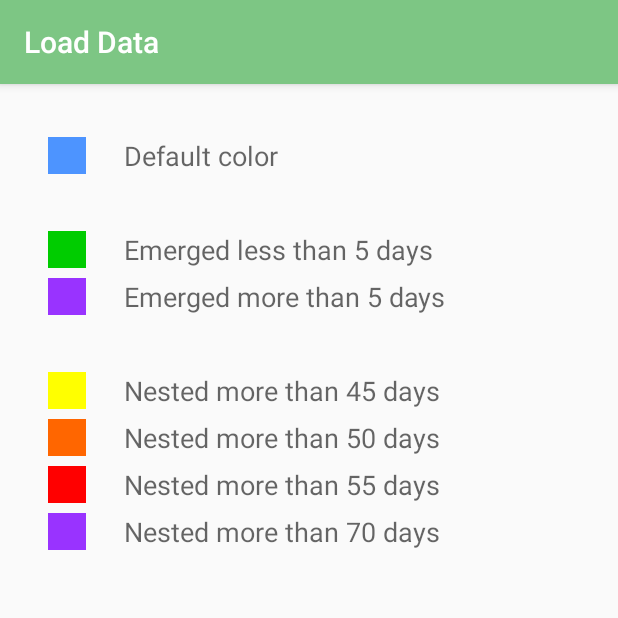
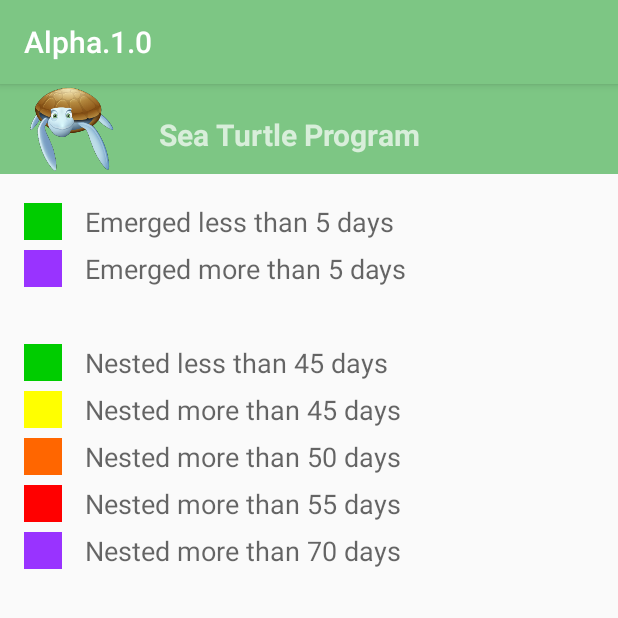
Before and after one commit to danny-w/seaturle-app, an Android app: the HelpActivity screen opened directly, with no data from a screen before it, on a phone screen of 412 x 824 dp, the top half of it. Run offline under Robolectric (Android 15) with nearby library versions, the phone set to English and light mode, and no system bars.

Commit message:
Fxed map, help, and activity form and regenerated APK.

```diff
--- a/app/src/main/AndroidManifest.xml
+++ b/app/src/main/AndroidManifest.xml
@@ -72,7 +72,7 @@
             </intent-filter>
         </activity>
         <activity android:name=".HelpActivity"
-            android:label="@string/title_activity_load_data">
+            android:label="@string/app_version">
             <intent-filter>
                 <action android:name="org.kashmirworldfoundation.seaturtle.HelpActivity" />
 
--- a/app/src/main/java/org/kashmirworldfoundation/seaturtle/AppUtil.java
+++ b/app/src/main/java/org/kashmirworldfoundation/seaturtle/AppUtil.java
@@ -4,6 +4,7 @@ import android.content.Context;
 import android.graphics.Color;
 import android.util.Log;
 
+import java.text.ParseException;
 import java.text.SimpleDateFormat;
 import java.util.Date;
 import java.util.concurrent.TimeUnit;
--- a/app/src/main/java/org/kashmirworldfoundation/seaturtle/LoadDataActivity.java
+++ b/app/src/main/java/org/kashmirworldfoundation/seaturtle/LoadDataActivity.java
@@ -89,7 +89,7 @@ public class LoadDataActivity extends ListActivity {
     private void initGUI() {
         Button goFolderHome = (Button) findViewById(R.id.button_folder_home);
         Button goFolderUp = (Button) findViewById(R.id.button_folder_up);
-        Button goFolderRoot = (Button) findViewById(R.id.button_folder_root);
+        //Button goFolderRoot = (Button) findViewById(R.id.button_folder_root);
 
         // add on click listener for the Home button
         goFolderHome.setOnClickListener(new View.OnClickListener() {
@@ -111,6 +111,7 @@ public class LoadDataActivity extends ListActivity {
             }
         });
 
+        /*
         // add on click listener for the Root button
         goFolderRoot.setOnClickListener(new View.OnClickListener() {
             @Override
@@ -118,6 +119,7 @@ public class LoadDataActivity extends ListActivity {
                 initList(ROOT);
             }
         });
+        */
     }
 
     /**
--- a/app/src/main/java/org/kashmirworldfoundation/seaturtle/NestFormActivity.java
+++ b/app/src/main/java/org/kashmirworldfoundation/seaturtle/NestFormActivity.java
@@ -43,7 +43,9 @@ public class NestFormActivity extends AppCompatActivity {
 
         ((EditText) findViewById(R.id.nest_form_ref_num)).setText(record.getAsString("ref_num"));
         ((EditText) findViewById(R.id.nest_form_activity_date)).setText(record.getAsString("activity_date"));
+        ((EditText) findViewById(R.id.nest_form_activity_num_days)).setText(record.getAsString("activity_num_days"));
         ((EditText) findViewById(R.id.nest_form_emerge_date)).setText(record.getAsString("emerge_date"));
+        ((EditText) findViewById(R.id.nest_form_emerge_num_days)).setText(record.getAsString("emerge_num_days"));
         ((EditText) findViewById(R.id.nest_form_nest_mgmt)).setText(record.getAsString("nest_mgmt"));
         ((EditText) findViewById(R.id.nest_form_activity_comment)).setText(record.getAsString("activity_comment"));
         ((EditText) findViewById(R.id.nest_form_latitude)).setText(record.getAsString("latitude"));
--- a/app/src/main/res/layout/activity_help.xml
+++ b/app/src/main/res/layout/activity_help.xml
@@ -1,15 +1,15 @@
 <?xml version="1.0" encoding="utf-8"?>
-<RelativeLayout xmlns:android="http://schemas.android.com/apk/res/android"
+<LinearLayout
+    xmlns:android="http://schemas.android.com/apk/res/android"
     xmlns:tools="http://schemas.android.com/tools"
+    android:orientation="vertical"
     android:layout_width="match_parent"
     android:layout_height="match_parent"
-    android:paddingBottom="@dimen/activity_vertical_margin"
-    android:paddingLeft="@dimen/activity_horizontal_margin"
-    android:paddingRight="@dimen/activity_horizontal_margin"
-    android:paddingTop="@dimen/activity_vertical_margin"
+    android:weightSum="1"
     tools:context="org.kashmirworldfoundation.seaturtle.HelpActivity">
 
+    <include layout="@layout/header"/>
 
     <include layout="@layout/content_help_map" />
 
-</RelativeLayout>
+</LinearLayout>
--- a/app/src/main/res/layout/activity_load_data.xml
+++ b/app/src/main/res/layout/activity_load_data.xml
@@ -30,6 +30,7 @@
             android:id="@+id/button_folder_up"
             android:background="@android:drawable/ic_menu_revert" />
 
+        <!--
         <Button
             style="?android:attr/buttonStyleSmall"
             android:layout_width="wrap_content"
@@ -37,6 +38,7 @@
             android:text=""
             android:id="@+id/button_folder_root"
             android:background="@android:drawable/ic_media_rew" />
+        -->
 
     </LinearLayout>
 
--- a/app/src/main/res/layout/content_help_map.xml
+++ b/app/src/main/res/layout/content_help_map.xml
@@ -18,52 +18,43 @@
         android:layout_height="match_parent">
 
         <LinearLayout
-            android:orientation="horizontal"
-            android:layout_width="match_parent"
-            android:layout_height="wrap_content">
-            <TextView
-                style="@style/help_map_block"
-                android:background="@color/color_nest_default"/>
-            <TextView
-                style="@style/help_map_block"/>
-            <TextView
-                style="@style/help_map_text"
-                android:text="Default color" />
-        </LinearLayout>
-
-        <TextView
-            style="@style/help_map_block"/>
-
-        <LinearLayout
-            android:orientation="horizontal"
-            android:layout_width="match_parent"
-            android:layout_height="wrap_content">
+            style="@style/simple_layout_horz">
             <TextView
                 style="@style/help_map_block"
                 android:background="@color/color_nest_emerge_less_than5"/>
             <TextView
-                style="@style/help_map_block"/>
+                style="@style/help_map_filler"/>
             <TextView
                 style="@style/help_map_text"
                 android:text="Emerged less than 5 days" />
         </LinearLayout>
 
         <LinearLayout
-            android:orientation="horizontal"
-            android:layout_width="match_parent"
-            android:layout_height="wrap_content">
+            style="@style/simple_layout_horz">
             <TextView
                 style="@style/help_map_block"
                 android:background="@color/color_nest_emerge_more_than5"/>
             <TextView
-                style="@style/help_map_block"/>
+                style="@style/help_map_filler"/>
             <TextView
                 style="@style/help_map_text"
                 android:text="Emerged more than 5 days" />
         </LinearLayout>
 
         <TextView
-            style="@style/help_map_block"/>
+            style="@style/help_map_filler"/>
+
+        <LinearLayout
+            style="@style/simple_layout_horz">
+            <TextView
+                style="@style/help_map_block"
+                android:background="@color/color_nest_less_than45"/>
+            <TextView
+                style="@style/help_map_filler"/>
+            <TextView
+                style="@style/help_map_text"
+                android:text="Nested less than 45 days" />
+        </LinearLayout>
 
         <LinearLayout
             android:orientation="horizontal"
@@ -73,56 +64,47 @@
                 style="@style/help_map_block"
                 android:background="@color/color_nest_more_than45"/>
             <TextView
-                style="@style/help_map_block"/>
+                style="@style/help_map_filler"/>
             <TextView
                 style="@style/help_map_text"
                 android:text="Nested more than 45 days" />
         </LinearLayout>
 
         <LinearLayout
-            android:orientation="horizontal"
-            android:layout_width="match_parent"
-            android:layout_height="wrap_content">
+            style="@style/simple_layout_horz">
             <TextView
                 style="@style/help_map_block"
                 android:background="@color/color_nest_more_than50"/>
             <TextView
-                style="@style/help_map_block"/>
+                style="@style/help_map_filler"/>
             <TextView
                 style="@style/help_map_text"
                 android:text="Nested more than 50 days" />
         </LinearLayout>
 
         <LinearLayout
-            android:orientation="horizontal"
-            android:layout_width="match_parent"
-            android:layout_height="wrap_content">
+            style="@style/simple_layout_horz">
             <TextView
                 style="@style/help_map_block"
                 android:background="@color/color_nest_more_than55"/>
             <TextView
-                style="@style/help_map_block"/>
+                style="@style/help_map_filler"/>
             <TextView
                 style="@style/help_map_text"
                 android:text="Nested more than 55 days" />
         </LinearLayout>
 
         <LinearLayout
-            android:orientation="horizontal"
-            android:layout_width="match_parent"
-            android:layout_height="wrap_content">
+            style="@style/simple_layout_horz">
             <TextView
                 style="@style/help_map_block"
                 android:background="@color/color_nest_more_than70"/>
             <TextView
-                style="@style/help_map_block"/>
+                style="@style/help_map_filler"/>
             <TextView
                 style="@style/help_map_text"
                 android:text="Nested more than 70 days" />
         </LinearLayout>
-
-
-
     </LinearLayout>
 
 </RelativeLayout>
--- a/app/src/main/res/layout/header.xml
+++ b/app/src/main/res/layout/header.xml
@@ -4,7 +4,7 @@
     xmlns:tools="http://schemas.android.com/tools"
     android:orientation="vertical"
     android:layout_width="match_parent"
-    android:layout_height="match_parent"
+    android:layout_height="wrap_content"
     tools:context="org.kashmirworldfoundation.seaturtle.NestFormActivity"
     android:weightSum="1">
 
--- a/app/src/main/res/values/colors.xml
+++ b/app/src/main/res/values/colors.xml
@@ -5,7 +5,6 @@
     <color name="colorAccent">#FF4081</color>
 
     <color name="color_nest_checkBox_buttonTint">#ffcce6ff</color>
-    <color name="color_nest_default">#ff4d94ff</color>
     <color name="color_nest_emerge_less_than5">#ff00cc00</color>
     <color name="color_nest_emerge_more_than5">#ff9933ff</color>
 
@@ -13,5 +12,6 @@
     <color name="color_nest_more_than55">#ffff0000</color>
     <color name="color_nest_more_than50">#ffff6600</color>
     <color name="color_nest_more_than45">#ffffff00</color>
+    <color name="color_nest_less_than45">#ff00cc00</color>
 
 </resources>
--- a/app/src/main/res/values/strings.xml
+++ b/app/src/main/res/values/strings.xml
@@ -1,8 +1,10 @@
 <resources>
     <string name="app_name">Sea Turtle Program</string>
+    <string name="app_version">Alpha.1.0</string>
     <string name="action_settings">Settings</string>
     <string name="title_activity_map">Map</string>
     <string name="title_activity_load_data">Load Data</string>
+    <string name="title_activity_help">Help</string>
     <string name="title_activity_nest_form">Nest Form</string>
 
     <string-array name="activity_type_options">
--- a/app/src/main/res/values/styles.xml
+++ b/app/src/main/res/values/styles.xml
@@ -31,6 +31,18 @@
         <item name="android:layout_marginBottom">5dp</item>
     </style>
 
+    <style name="simple_layout_horz">
+        <item name="android:orientation">horizontal</item>
+        <item name="android:layout_width">match_parent</item>
+        <item name="android:layout_height">wrap_content</item>
+    </style>
+
+    <style name="simple_layout_vert">
+        <item name="android:orientation">vertical</item>
+        <item name="android:layout_width">match_parent</item>
+        <item name="android:layout_height">wrap_content</item>
+    </style>
+
     <style name="checkBox_map_filter">
         <item name="android:layout_width">wrap_content</item>
         <item name="android:layout_height">wrap_content</item>
@@ -48,7 +60,7 @@
     </style>
 
     <style name="map_filter_filler">
-        <item name="android:layout_width">5dp</item>
+        <item name="android:layout_width">10dp</item>
         <item name="android:layout_height">wrap_content</item>
         <item name="android:textAppearance">?android:attr/textAppearanceMedium</item>
     </style>
@@ -68,6 +80,14 @@
         <item name="android:textAppearance">?android:attr/textAppearanceMedium</item>
         <item name="android:layout_marginTop">3dp</item>
         <item name="android:layout_marginBottom">3dp</item>
+    </style>
+
+    <style name="help_map_filler">
+        <item name="android:layout_width">15dp</item>
+        <item name="android:layout_height">wrap_content</item>
+        <item name="android:textAppearance">?android:attr/textAppearanceMedium</item>
+        <item name="android:layout_marginTop">3dp</item>
+        <item name="android:layout_marginBottom">3dp</item>
 
     </style>
 
@@ -82,9 +102,12 @@
         <item name="android:layout_width">110dp</item>
         <item name="android:layout_height">wrap_content</item>
         <item name="android:textAppearance">?android:attr/textAppearanceSmall</item>
+        <!--
         <item name="android:layout_marginTop">2dp</item>
         <item name="android:layout_marginBottom">2dp</item>
         <item name="android:layout_marginRight">2dp</item>
+        -->
+        <item name="android:layout_margin">3dp</item>
         <item name="android:layout_weight">0</item>
 
     </style>
```
Also changed, not shown: app/src/debug/res/values/google_maps_api.xml (added, +21 -0 lines), app/src/main/java/org/kashmirworldfoundation/seaturtle/DBHelper.java (+12 -0 lines), app/src/main/java/org/kashmirworldfoundation/seaturtle/MapActivity.java (+12 -4 lines), app/src/main/res/layout/activity_map.xml (+5 -8 lines), app/src/main/res/layout/content_nest_form.xml (+29 -6 lines), 1 other file.
